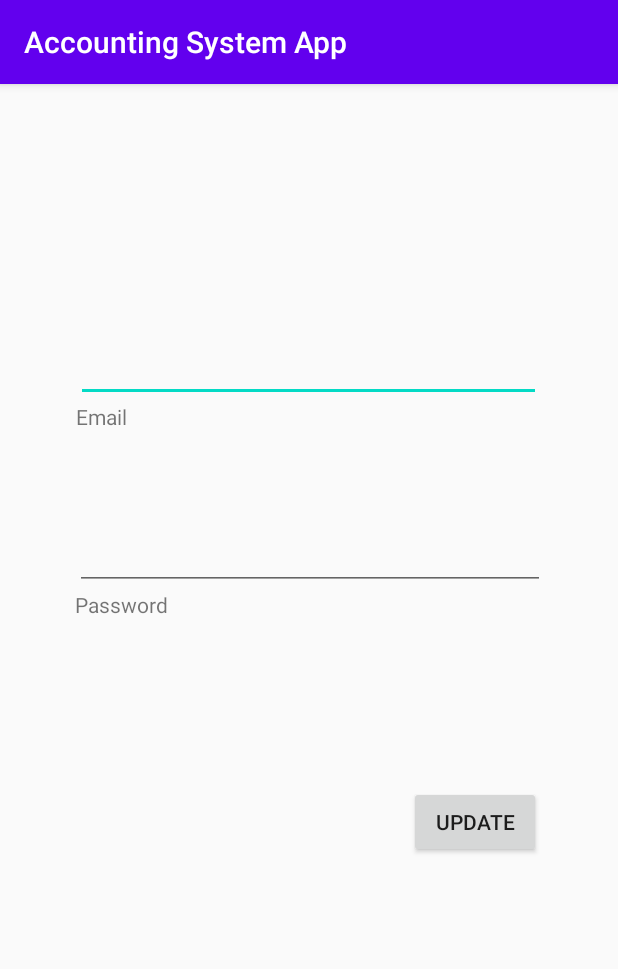
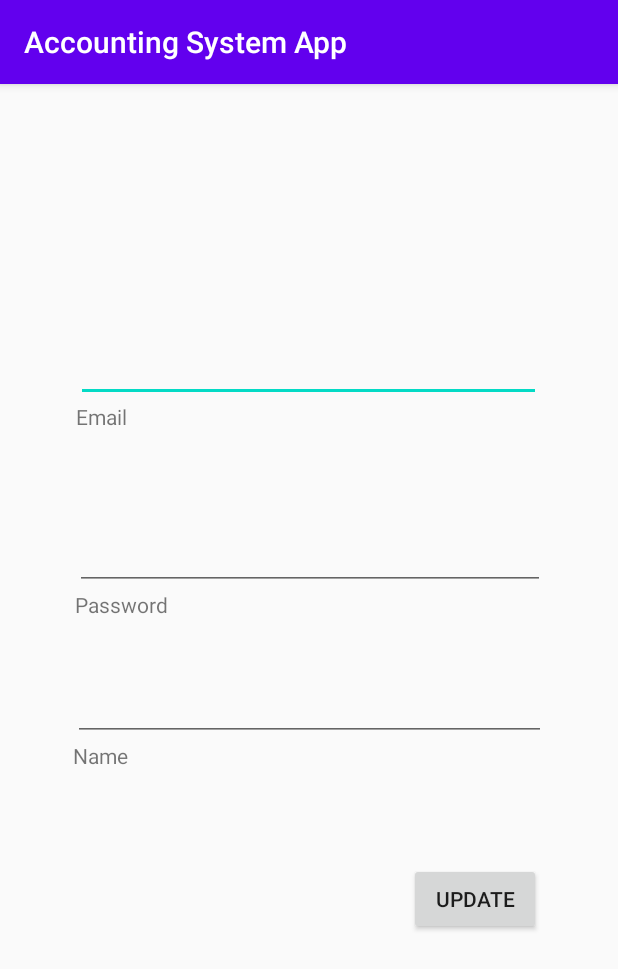
Before and after one commit to LuckyRads/Accounting-System-App, an Android app: the fragment UserFragment shown on its own in the app's theme, after a tap on "UPDATE", on a phone screen of 412 x 824 dp. Shown: the top 969 px of the screen. Run offline under Robolectric (Android 15) with nearby library versions, the phone set to English and light mode, and no system bars.

Commit message:
ADD: Edit user name.

```diff
--- a/app/src/main/java/accountingsystem/app/ui/UserFragment.java
+++ b/app/src/main/java/accountingsystem/app/ui/UserFragment.java
@@ -27,6 +27,8 @@ public class UserFragment extends Fragment {
 
     private TextInputEditText passwordField;
 
+    private TextInputEditText nameField;
+
     private Button updateBtn;
 
     //endregion
@@ -39,6 +41,7 @@ public class UserFragment extends Fragment {
 
         emailField = root.findViewById(R.id.emailField);
         passwordField = root.findViewById(R.id.passwordField);
+        nameField = root.findViewById(R.id.nameField);
 
         updateBtn = root.findViewById(R.id.updateBtn);
         updateBtn.setOnClickListener(view -> updateUserInfo());
@@ -49,7 +52,7 @@ public class UserFragment extends Fragment {
     }
 
     public void loadUserInfo() {
-        UserService userService = new UserService("/person/people");
+        UserService userService = new UserService("/person/people"); // tODO
         userService.execute("GET");
     }
 
@@ -63,6 +66,7 @@ public class UserFragment extends Fragment {
                 if (loggedInUser.getText().equals(object.get("email"))) {
                     emailField.setText(object.get("email").toString());
                     passwordField.setText(object.get("password").toString());
+                    nameField.setText(object.get("name").toString());
                     userId = Long.parseLong(object.get("id").toString());
                     break;
                 }
@@ -76,7 +80,8 @@ public class UserFragment extends Fragment {
     public void updateUserInfo() {
         String requestBody = "{" +
                 "\"email\": \"" + emailField.getText() + "\"," +
-                "\"password\": \"" + passwordField.getText() + "\"" +
+                "\"password\": \"" + passwordField.getText() + "\"," +
+                "\"name\": \"" + nameField.getText() + "\"" +
                 "}";
         UserService userService = new UserService("/person", "/" + userId, requestBody);
         userService.execute("POST");
--- a/app/src/main/res/layout/fragment_user.xml
+++ b/app/src/main/res/layout/fragment_user.xml
@@ -12,7 +12,7 @@
             android:layout_height="wrap_content" android:id="@+id/updateBtn"
             app:layout_constraintEnd_toEndOf="parent" app:layout_constraintStart_toStartOf="parent"
             app:layout_constraintBottom_toBottomOf="parent" app:layout_constraintTop_toTopOf="parent"
-            app:layout_constraintHorizontal_bias="0.842" app:layout_constraintVertical_bias="0.65"/>
+            app:layout_constraintHorizontal_bias="0.842" app:layout_constraintVertical_bias="0.721"/>
     <com.google.android.material.textfield.TextInputLayout
             android:layout_width="310dp"
             android:layout_height="80dp"
@@ -46,4 +46,20 @@
                 android:layout_height="wrap_content"
                 android:id="@+id/passwordField"/>
     </com.google.android.material.textfield.TextInputLayout>
+    <com.google.android.material.textfield.TextInputLayout
+            android:layout_width="315dp"
+            android:layout_height="82dp"
+            app:layout_constraintTop_toTopOf="parent" app:layout_constraintBottom_toBottomOf="parent"
+            app:layout_constraintEnd_toEndOf="parent" app:layout_constraintStart_toStartOf="parent"
+            app:layout_constraintVertical_bias="0.557">
+
+        <TextView
+                android:text="Name"
+                android:layout_width="wrap_content"
+                android:layout_height="wrap_content" android:id="@+id/textView5" android:layout_weight="1"/>
+        <com.google.android.material.textfield.TextInputEditText
+                android:layout_width="match_parent"
+                android:layout_height="wrap_content"
+                android:id="@+id/nameField"/>
+    </com.google.android.material.textfield.TextInputLayout>
 </androidx.constraintlayout.widget.ConstraintLayout>
```
